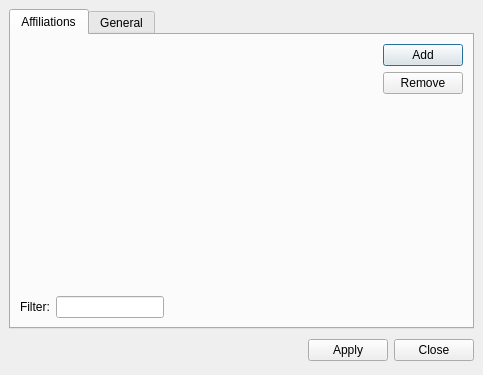
The window that src/mucconfig.ui (psi-im/psi) describes before a commit, drawn with Qt 5.
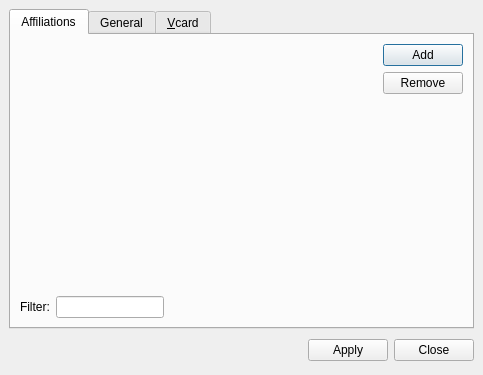
The same window after the commit. Custom widgets are drawn as their Qt base class.

```diff
--- a/src/mucconfig.ui
+++ b/src/mucconfig.ui
@@ -224,6 +224,11 @@
        </item>
       </layout>
      </widget>
+     <widget class="QWidget" name="tab_vcard">
+      <attribute name="title">
+       <string>&amp;Vcard</string>
+      </attribute>
+     </widget>
     </widget>
    </item>
    <item>
```
Left out of the diff: 241 changed lines with no effect on the pictures.
